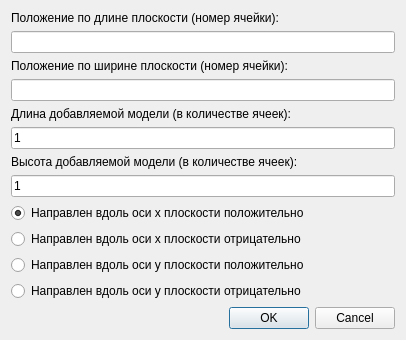
Above: Proj/placechooser.ui from TheSawIsTheLaw/ComputerGraphicsCoursework before the change. Below: the same form after it.
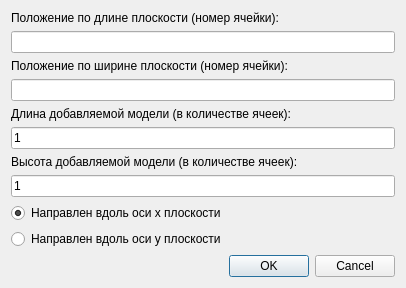
That is the form after the change.

The edit to the form file:
```diff
--- a/Proj/placechooser.ui
+++ b/Proj/placechooser.ui
@@ -70,7 +70,7 @@
      <item>
       <widget class="QRadioButton" name="radioButton">
        <property name="text">
-        <string>Направлен вдоль оси x плоскости положительно</string>
+        <string>Направлен вдоль оси x плоскости</string>
        </property>
        <property name="checkable">
         <bool>true</bool>
@@ -83,21 +83,7 @@
      <item>
       <widget class="QRadioButton" name="radioButton_2">
        <property name="text">
-        <string>Направлен вдоль оси x плоскости отрицательно</string>
-       </property>
-      </widget>
-     </item>
-     <item>
-      <widget class="QRadioButton" name="radioButton_3">
-       <property name="text">
-        <string>Направлен вдоль оси y плоскости положительно</string>
-       </property>
-      </widget>
-     </item>
-     <item>
-      <widget class="QRadioButton" name="radioButton_4">
-       <property name="text">
-        <string>Направлен вдоль оси y плоскости отрицательно</string>
+        <string>Направлен вдоль оси y плоскости</string>
        </property>
       </widget>
      </item>
```
